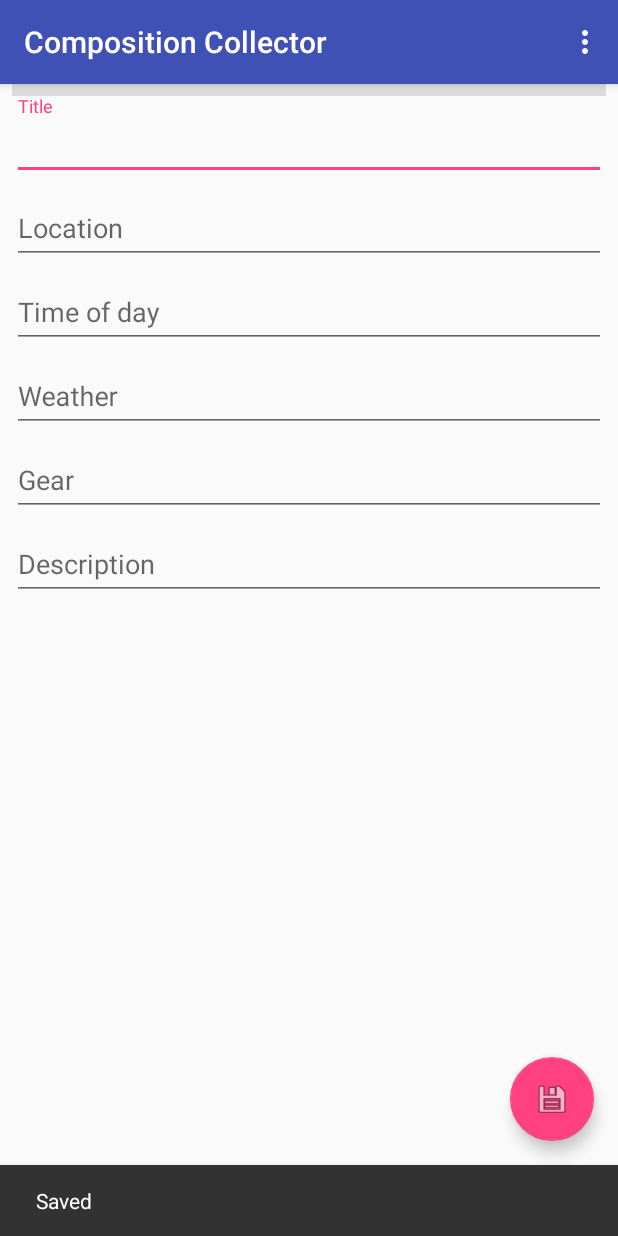
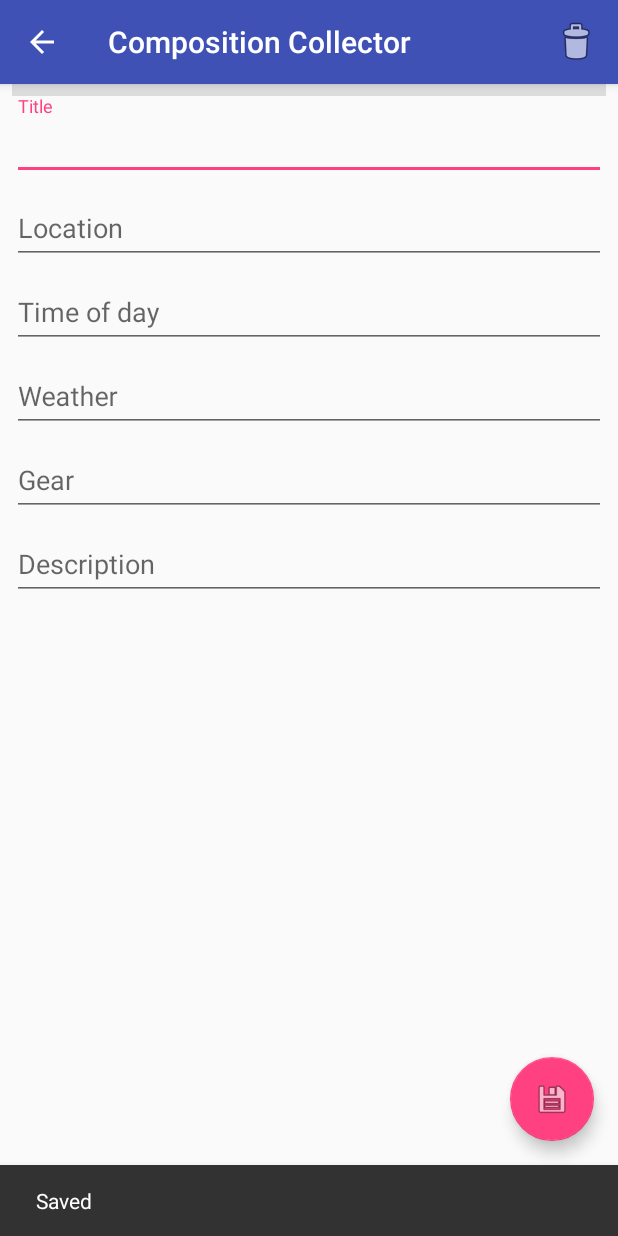
Before and after one commit to noahwc/CompositionCollector, an Android app: the NoteActivity screen opened directly, with no data from a screen before it, after a tap on an icon or button, on a phone screen of 412 x 824 dp. Run offline under Robolectric (Android 15) with nearby library versions, the phone set to English and light mode, and no system bars.

Commit message:
Added working up navigation to the action bar. Delete button is present in action bar now too but is not implemented.

```diff
--- a/app/src/main/AndroidManifest.xml
+++ b/app/src/main/AndroidManifest.xml
@@ -12,10 +12,14 @@
         <activity
             android:name=".NoteActivity"
             android:label="@string/app_name"
-            android:theme="@style/AppTheme.NoActionBar">
+            android:theme="@style/AppTheme.NoActionBar"
+            android:parentActivityName="com.example.android.compositioncollector.MainActivity" >
             <intent-filter>
                 <action android:name="android.intent.action.MAIN" />
             </intent-filter>
+            <meta-data
+                android:name="android.support.PARENT_ACTIVITY"
+                android:value="com.example.android.compositioncollector.MainActivity" />
         </activity>
         <activity
             android:name=".MainActivity"
--- a/app/src/main/java/com/example/android/compositioncollector/MainActivity.java
+++ b/app/src/main/java/com/example/android/compositioncollector/MainActivity.java
@@ -8,6 +8,7 @@ import android.support.v7.app.AppCompatActivity;
 import android.support.v7.widget.LinearLayoutManager;
 import android.support.v7.widget.RecyclerView;
 import android.support.v7.widget.Toolbar;
+import android.view.MenuItem;
 import android.view.View;
 
 public class MainActivity extends AppCompatActivity implements RecyclerViewAdapter.onEntryClickListener{
@@ -34,6 +35,8 @@ public class MainActivity extends AppCompatActivity implements RecyclerViewAdapt
         r_note_entries.setLayoutManager(r_layout_manager);
         r_note_entries.setHasFixedSize(true);
         r_note_entries.setAdapter(r_adapter);
+        r_layout_manager.setReverseLayout(true);
+        r_layout_manager.setStackFromEnd(true);
 
         FloatingActionButton fab = (FloatingActionButton) findViewById(R.id.fab);
         fab.setOnClickListener(new View.OnClickListener() {
@@ -63,4 +66,5 @@ public class MainActivity extends AppCompatActivity implements RecyclerViewAdapt
             first_launch = false;
         }
     }
+
 }
--- a/app/src/main/java/com/example/android/compositioncollector/NoteActivity.java
+++ b/app/src/main/java/com/example/android/compositioncollector/NoteActivity.java
@@ -24,6 +24,7 @@ public class NoteActivity extends AppCompatActivity {
         setContentView(R.layout.activity_note);
         Toolbar toolbar = findViewById(R.id.toolbar);
         setSupportActionBar(toolbar);
+        getSupportActionBar().setDisplayHomeAsUpEnabled(true);
 
         Intent creator_intent = getIntent();
         db_row = creator_intent.getIntExtra("DB_ROW", -1);
@@ -91,6 +92,12 @@ public class NoteActivity extends AppCompatActivity {
         }
     }
 
+    /*@Override
+    public boolean onSupportNavigateUp(){
+        finish();
+        return true;
+    }*/
+
     @Override
     public boolean onCreateOptionsMenu(Menu menu) {
         // Inflate the menu; this adds items to the action bar if it is present.
@@ -106,7 +113,7 @@ public class NoteActivity extends AppCompatActivity {
         int id = item.getItemId();
 
         //noinspection SimplifiableIfStatement
-        if (id == R.id.action_settings) {
+        if (item.getItemId() == R.id.action_delete) {
             return true;
         }
 
--- a/app/src/main/res/menu/menu_single_note.xml
+++ b/app/src/main/res/menu/menu_single_note.xml
@@ -3,8 +3,11 @@
     xmlns:tools="http://schemas.android.com/tools"
     tools:context="com.example.android.compositioncollector.NoteActivity">
     <item
-        android:id="@+id/action_settings"
-        android:orderInCategory="100"
-        android:title="@string/action_settings"
-        app:showAsAction="never" />
+        android:id="@+id/action_delete"
+        android:checkable="false"
+        android:enabled="false"
+        android:icon="@android:drawable/ic_menu_delete"
+        android:title="@string/button_delete"
+        android:visible="true"
+        app:showAsAction="always" />
 </menu>
--- a/app/src/main/res/values/strings.xml
+++ b/app/src/main/res/values/strings.xml
@@ -8,4 +8,5 @@
     <string name="time_of_day_hint">Time of day</string>
     <string name="title_activity_main">MainActivity</string>
     <string name="gear_hint">Gear</string>
+    <string name="button_delete">Delete</string>
 </resources>
```
